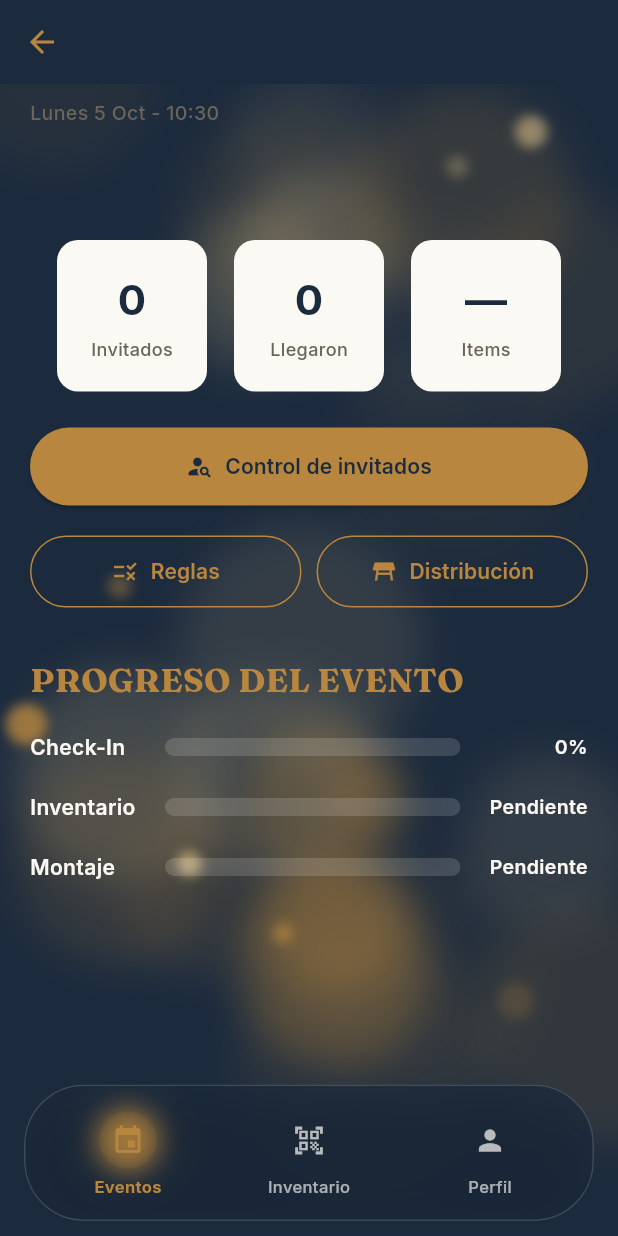
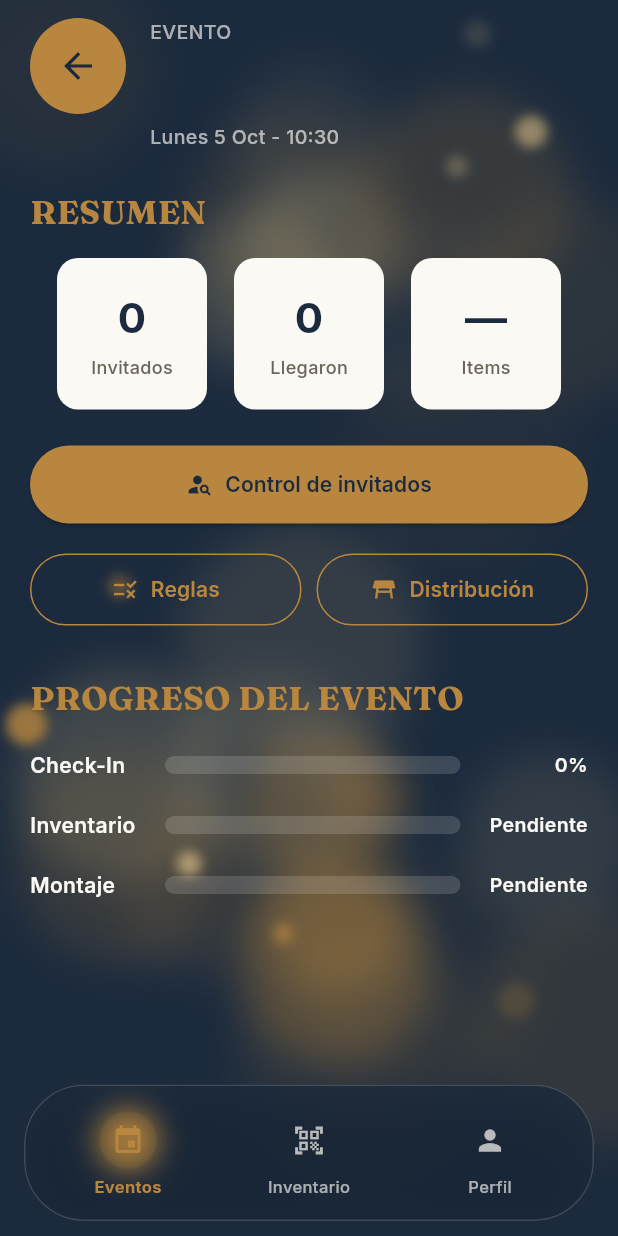
Before and after one commit to ANTONIO30-09/EVENTFLOW-AI, a Flutter app: the EventDetailScreen screen opened directly with empty values, on a phone screen of 412 x 824 dp. Run offline on Flutter 3.47's test engine with Material 3 defaults, Android fonts, the light colour scheme and no system bars; our stand-ins replace cloud_firestore, firebase_auth, firebase_core, google_fonts; missing offline and left inert: mobile_scanner; accounts and stored records are empty.

Commit message:
feat: reemplaza AppBar de Event Detail por header grande custom
- Elimina AppBar estándar y lo sustituye por header inline con el mismo
  lenguaje visual que Home (Fraunces w700 bronce + subtítulo Inter)
- Mueve nombre del evento, ubicación y fecha al header; elimina la
  duplicación del título centrado y la línea de fecha del body
- Agrega botón de atrás manual (AppBar era el que lo proveía)
- Agrega rótulo RESUMEN arriba de las stat cards

```diff
--- a/lib/screens/home/event_detail_screen.dart
+++ b/lib/screens/home/event_detail_screen.dart
@@ -21,37 +21,22 @@ class EventDetailScreen extends StatelessWidget {
     return Scaffold(
       backgroundColor: Colors.transparent,
       extendBody: true,
-      appBar: AppBar(
-        title: Column(
-          crossAxisAlignment: CrossAxisAlignment.start,
-          children: [
-            Text(
-              event.name,
-              style: GoogleFonts.inter(
-                color: AppColors.acentoBronce,
-                fontWeight: FontWeight.w600,
-                fontSize: 16,
-              ),
-            ),
-            Text(
-              event.location,
-              style: GoogleFonts.inter(
-                color: AppColors.textoSecundarioGris,
-                fontSize: 11,
-                fontWeight: FontWeight.w500,
-              ),
-            ),
-          ],
-        ),
-      ),
       body: SafeArea(
         child: Padding(
           padding: const EdgeInsets.symmetric(horizontal: 20.0),
+          child: Column(
+            crossAxisAlignment: CrossAxisAlignment.start,
+            children: [
+              const SizedBox(height: 12),
+              _buildHeader(context),
+              const SizedBox(height: 24),
+              Expanded(
                 child: StreamBuilder<List<GuestModel>>(
                   stream: databaseService.streamGuestsForEvent(event.id),
                   builder: (context, snapshot) {
                     final guests = snapshot.data ?? [];
-              final llegaron = guests.where((g) => g.checkedIn).length;
+                    final llegaron =
+                        guests.where((g) => g.checkedIn).length;
                     final totalInvitados = event.guestCount > 0
                         ? event.guestCount
                         : guests.length;
@@ -63,33 +48,22 @@ class EventDetailScreen extends StatelessWidget {
                       child: Column(
                         crossAxisAlignment: CrossAxisAlignment.start,
                         children: [
-                    const SizedBox(height: 10),
                           Text(
-                      _formatDate(event.date),
-                      style: GoogleFonts.inter(
-                        color: AppColors.textoSecundarioGris,
-                        fontWeight: FontWeight.w500,
-                        fontSize: 13,
+                            'RESUMEN',
+                            style: GoogleFonts.fraunces(
+                              fontSize: 22,
+                              fontWeight: FontWeight.w700,
+                              color: AppColors.acentoBronce,
                             ),
                           ),
-                    const SizedBox(height: 15),
-                    Center(
-                      child: Text(
-                        event.name,
-                        textAlign: TextAlign.center,
-                        style: GoogleFonts.fraunces(
-                          fontSize: 28,
-                          fontWeight: FontWeight.w700,
-                          color: AppColors.acentoBronce,
-                          height: 1.1,
-                        ),
-                      ),
-                    ),
-                    const SizedBox(height: 30),
+                          const SizedBox(height: 16),
                           Row(
                             mainAxisAlignment: MainAxisAlignment.spaceEvenly,
                             children: [
-                        _buildStatCard('$totalInvitados', 'Invitados'),
+                              _buildStatCard(
+                                '$totalInvitados',
+                                'Invitados',
+                              ),
                               _buildStatCard('$llegaron', 'Llegaron'),
                               _buildStatCard('—', 'Items'),
                             ],
@@ -102,8 +76,9 @@ class EventDetailScreen extends StatelessWidget {
                                 Navigator.push(
                                   context,
                                   MaterialPageRoute(
-                              builder: (_) =>
-                                  GuestControlScreen(eventId: event.id),
+                                    builder: (_) => GuestControlScreen(
+                                      eventId: event.id,
+                                    ),
                                   ),
                                 );
                               },
@@ -112,7 +87,9 @@ class EventDetailScreen extends StatelessWidget {
                               style: ElevatedButton.styleFrom(
                                 backgroundColor: AppColors.acentoBronce,
                                 foregroundColor: AppColors.fondoAzulNoche,
-                          padding: const EdgeInsets.symmetric(vertical: 16),
+                                padding: const EdgeInsets.symmetric(
+                                  vertical: 16,
+                                ),
                                 shape: RoundedRectangleBorder(
                                   borderRadius: BorderRadius.circular(30),
                                 ),
@@ -128,7 +105,8 @@ class EventDetailScreen extends StatelessWidget {
                                     Navigator.push(
                                       context,
                                       MaterialPageRoute(
-                                  builder: (_) => CompatibilityRulesScreen(
+                                        builder: (_) =>
+                                            CompatibilityRulesScreen(
                                           eventId: event.id,
                                         ),
                                       ),
@@ -141,7 +119,9 @@ class EventDetailScreen extends StatelessWidget {
                                     side: const BorderSide(
                                       color: AppColors.acentoBronce,
                                     ),
-                              padding: const EdgeInsets.symmetric(vertical: 14),
+                                    padding: const EdgeInsets.symmetric(
+                                      vertical: 14,
+                                    ),
                                   ),
                                 ),
                               ),
@@ -152,20 +132,26 @@ class EventDetailScreen extends StatelessWidget {
                                     Navigator.push(
                                       context,
                                       MaterialPageRoute(
-                                  builder: (_) => SuggestedDistributionScreen(
+                                        builder: (_) =>
+                                            SuggestedDistributionScreen(
                                           eventId: event.id,
                                         ),
                                       ),
                                     );
                                   },
-                            icon: const Icon(Icons.table_restaurant, size: 18),
+                                  icon: const Icon(
+                                    Icons.table_restaurant,
+                                    size: 18,
+                                  ),
                                   label: const Text('Distribución'),
                                   style: OutlinedButton.styleFrom(
                                     foregroundColor: AppColors.acentoBronce,
                                     side: const BorderSide(
                                       color: AppColors.acentoBronce,
                                     ),
-                              padding: const EdgeInsets.symmetric(vertical: 14),
+                                    padding: const EdgeInsets.symmetric(
+                                      vertical: 14,
+                                    ),
                                   ),
                                 ),
                               ),
@@ -184,7 +170,8 @@ class EventDetailScreen extends StatelessWidget {
                           _buildProgressBar(
                             label: 'Check-In',
                             percentage: checkInProgress,
-                      percentText: '${(checkInProgress * 100).round()}%',
+                            percentText:
+                                '${(checkInProgress * 100).round()}%',
                             color: AppColors.exitoVerdeSalvia,
                           ),
                           const SizedBox(height: 20),
@@ -208,8 +195,93 @@ class EventDetailScreen extends StatelessWidget {
                   },
                 ),
               ),
+            ],
+          ),
+        ),
       ),
       bottomNavigationBar: _buildBottomNavigationBar(context),
+    );
+  }
+
+  // ============================================================
+  // Header grande custom — reemplaza al AppBar estándar.
+  // Mismo lenguaje visual que _buildHeader() de HomeScreen:
+  // etiqueta chica arriba, nombre grande en Fraunces bronce,
+  // e info secundaria en Inter porcelana alpha 0.65.
+  // El botón de atrás ocupa el lugar del avatar de Home (64x64
+  // círculo bronce) para mantener el mismo peso visual.
+  // ============================================================
+  Widget _buildHeader(BuildContext context) {
+    return Row(
+      crossAxisAlignment: CrossAxisAlignment.start,
+      children: [
+        Material(
+          color: AppColors.acentoBronce,
+          shape: const CircleBorder(),
+          child: InkWell(
+            onTap: () => Navigator.of(context).maybePop(),
+            customBorder: const CircleBorder(),
+            child: const SizedBox(
+              width: 64,
+              height: 64,
+              child: Icon(
+                Icons.arrow_back,
+                color: AppColors.fondoAzulNoche,
+                size: 28,
+              ),
+            ),
+          ),
+        ),
+        const SizedBox(width: 16),
+        Expanded(
+          child: Column(
+            crossAxisAlignment: CrossAxisAlignment.start,
+            mainAxisSize: MainAxisSize.min,
+            children: [
+              Text(
+                'EVENTO',
+                style: GoogleFonts.inter(
+                  fontSize: 13,
+                  fontWeight: FontWeight.w500,
+                  color: AppColors.superficiePorcelana.withValues(
+                    alpha: 0.65,
+                  ),
+                ),
+              ),
+              Text(
+                event.name,
+                style: GoogleFonts.fraunces(
+                  fontSize: 30,
+                  fontWeight: FontWeight.w700,
+                  color: AppColors.acentoBronce,
+                  height: 1.05,
+                ),
+              ),
+              const SizedBox(height: 2),
+              Text(
+                event.location,
+                style: GoogleFonts.inter(
+                  fontSize: 13,
+                  fontWeight: FontWeight.w500,
+                  color: AppColors.superficiePorcelana.withValues(
+                    alpha: 0.65,
+                  ),
+                ),
+              ),
+              Text(
+                _formatDate(event.date),
+                style: GoogleFonts.inter(
+                  fontSize: 13,
+                  fontWeight: FontWeight.w500,
+                  color: AppColors.superficiePorcelana.withValues(
+                    alpha: 0.65,
+                  ),
+                ),
+              ),
+            ],
+          ),
+        ),
+      ],
     );
   }
 
```
Lines whose indentation alone changed are shown as unchanged.
